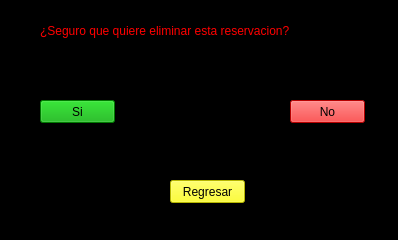
Above: pantallas_pia/confirmacion.ui from xXaberx/pia_metodologias before the change. Below: the same form after it.
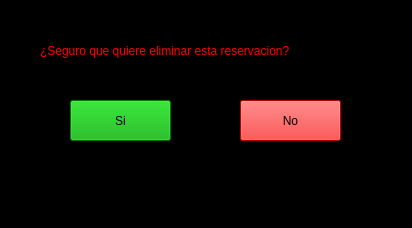
That is the form after the change.

What changed in the file:
```diff
--- a/pantallas_pia/confirmacion.ui
+++ b/pantallas_pia/confirmacion.ui
@@ -6,8 +6,8 @@
    <rect>
     <x>0</x>
     <y>0</y>
-    <width>398</width>
-    <height>240</height>
+    <width>412</width>
+    <height>228</height>
    </rect>
   </property>
   <property name="windowTitle">
@@ -21,7 +21,7 @@
     <property name="geometry">
      <rect>
       <x>40</x>
-      <y>10</y>
+      <y>30</y>
       <width>331</width>
       <height>41</height>
      </rect>
@@ -37,27 +37,10 @@
    <widget class="QPushButton" name="pushButton">
     <property name="geometry">
      <rect>
-      <x>170</x>
-      <y>180</y>
-      <width>75</width>
-      <height>23</height>
-     </rect>
-    </property>
-    <property name="styleSheet">
-     <string notr="true">background-color: rgb(255, 0, 0);
-background-color: rgb(255, 255, 0);</string>
-    </property>
-    <property name="text">
-     <string>Regresar</string>
-    </property>
-   </widget>
-   <widget class="QPushButton" name="pushButton_2">
-    <property name="geometry">
-     <rect>
-      <x>40</x>
+      <x>70</x>
       <y>100</y>
-      <width>75</width>
-      <height>23</height>
+      <width>101</width>
+      <height>41</height>
      </rect>
     </property>
     <property name="styleSheet">
@@ -70,10 +53,10 @@
    <widget class="QPushButton" name="pushButton_3">
     <property name="geometry">
      <rect>
-      <x>290</x>
+      <x>240</x>
       <y>100</y>
-      <width>75</width>
-      <height>23</height>
+      <width>101</width>
+      <height>41</height>
      </rect>
     </property>
     <property name="styleSheet">
@@ -83,22 +66,6 @@
      <string>No</string>
     </property>
    </widget>
-   <widget class="QLabel" name="label_2">
-    <property name="geometry">
-     <rect>
-      <x>100</x>
-      <y>140</y>
-      <width>191</width>
-      <height>21</height>
-     </rect>
-    </property>
-    <property name="styleSheet">
-     <string notr="true">color: rgb(255, 0, 0);</string>
-    </property>
-    <property name="text">
-     <string/>
-    </property>
-   </widget>
   </widget>
   <widget class="QStatusBar" name="statusbar"/>
  </widget>
```
Left out of the diff: 4 changed lines with no effect on the pictures.
